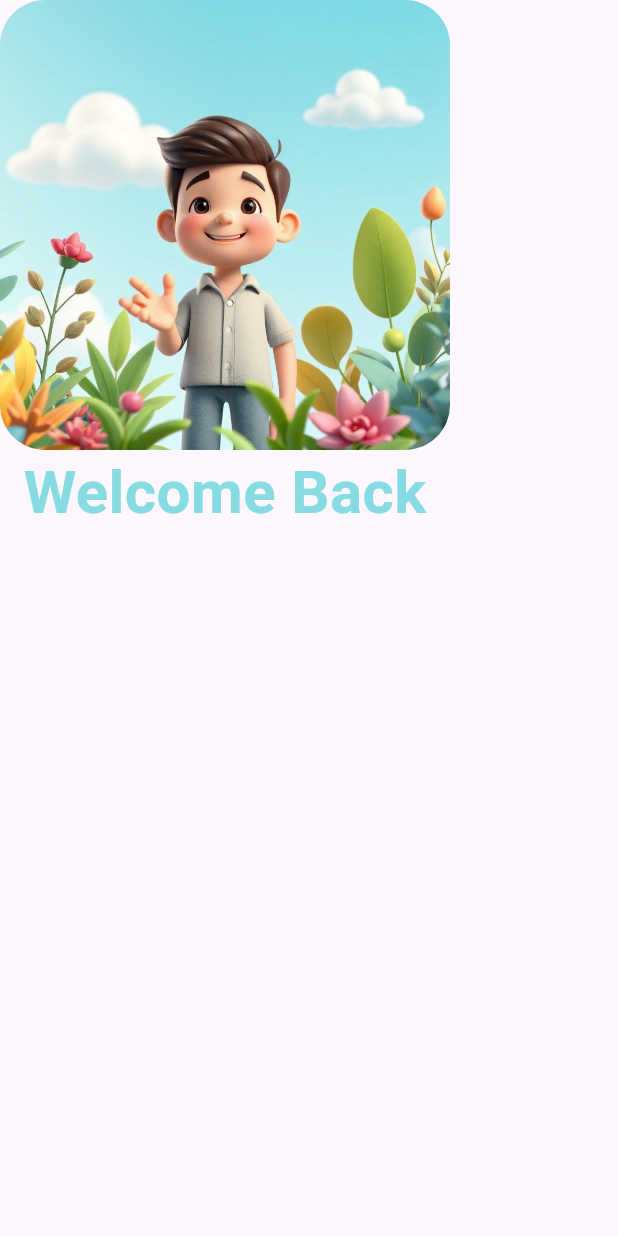
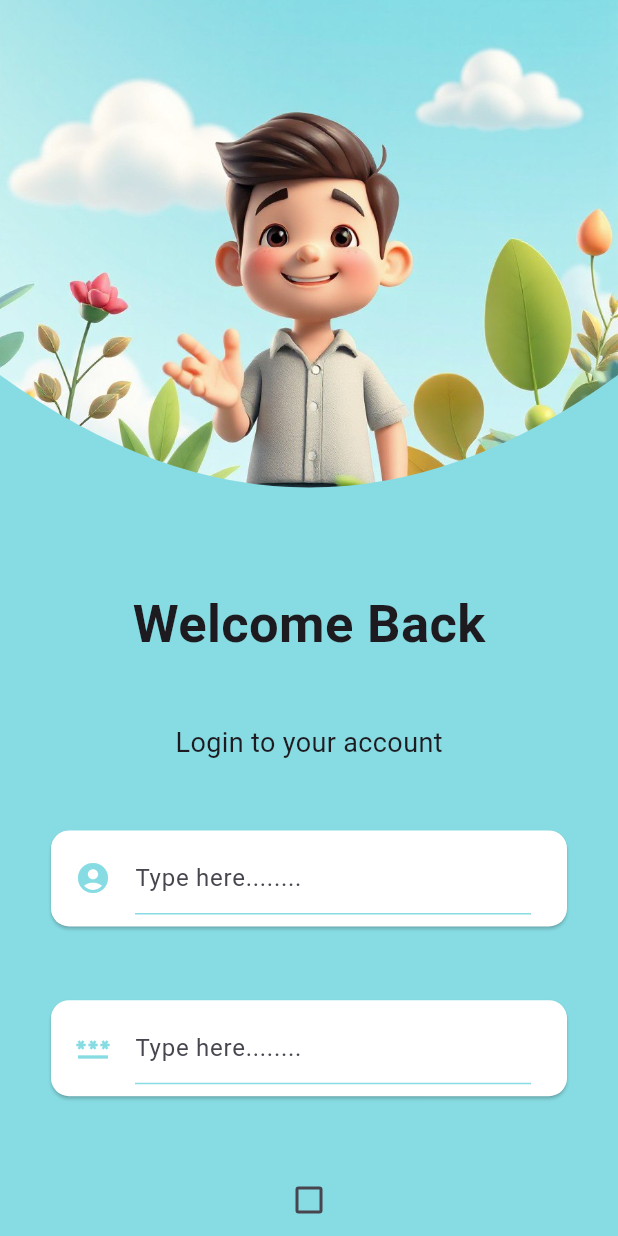
Before and after one commit to DG1923/To-Do-List, a Flutter app: the screen it shows after launch, on a phone screen of 412 x 824 dp. Run offline on Flutter 3.47's test engine with Material 3 defaults, Android fonts, the phone set to English and light mode, and no system bars; our stand-ins replace flutter_slidable.

Commit message:
update UI login

```diff
--- a/lib/constants.dart
+++ b/lib/constants.dart
@@ -1,11 +1,18 @@
+import 'package:flutter/cupertino.dart';
 import 'package:flutter/material.dart';
-const kTextLarge = TextStyle(
+import 'package:flutter/painting.dart';
+const kTextStyle = TextStyle(
   fontFamily:"Roboto",
-  fontSize: 40,
-  fontWeight: FontWeight.bold,
-  color: kPrimaryColor,
 );
 const kPrimaryColor = Color(0xFF87dce3);
-const kTextField = TextField(
-
+const kTextFieldDecoration = InputDecoration(
+  hintText: "Type here........",
+  contentPadding: EdgeInsets.symmetric(vertical: 0,horizontal: 0),
+  border: UnderlineInputBorder(),
+  enabledBorder: UnderlineInputBorder(
+    borderSide:BorderSide(color: kPrimaryColor),
+  ),
+  focusedBorder: UnderlineInputBorder(
+    borderSide: BorderSide(color: kPrimaryColor),
+  )
 );
--- a/lib/screen/loginUI.dart
+++ b/lib/screen/loginUI.dart
@@ -1,5 +1,6 @@
 import 'package:flutter/material.dart';
 import 'package:to_do_list/constants.dart';
+
 class LoginScreen extends StatefulWidget {
   const LoginScreen({super.key});
 
@@ -11,21 +12,95 @@ class _LoginScreenState extends State<LoginScreen> {
   @override
   Widget build(BuildContext context) {
     return Scaffold(
-      body: Column(children: [
-        ClipRRect(
-          borderRadius: BorderRadius.circular(30),
-          child: Image.asset(
-            'assets/image/login3.jpg',
-            height: 300,
-            width: 300,
+      backgroundColor: kPrimaryColor,
+      body: Column(
+        mainAxisAlignment: MainAxisAlignment.spaceBetween,
+          children: [
+        SizedBox(
+          height: 350,
+          width: double.infinity,
+          child: ClipPath(
+            clipper: CustomClip(),
+            child: Image.asset(
+              'assets/image/login3.jpg',
+              fit: BoxFit.fitWidth,
+            ),
           ),
         ),
         Text(
           "Welcome Back",
-          style: kTextLarge,
+          style: kTextStyle.copyWith(
+            fontSize: 35,
+            fontWeight: FontWeight.bold,
+          ),
         ),
+        Text(
+          "Login to your account",
+          style: kTextStyle.copyWith(
+            fontSize: 18,
+          ),
 
+        ),
+        Padding(
+          padding: EdgeInsets.symmetric(vertical: 0, horizontal: 30),
+          child: Card(
+            color: Colors.white,
+            child: ListTile(
+              leading: Icon(
+                Icons.account_circle,
+                color: kPrimaryColor,
+              ),
+              title: TextField(
+                decoration: kTextFieldDecoration,
+              ),
+            ),
+          ),
+        ),
+        Padding(
+          padding: EdgeInsets.symmetric(vertical: 0, horizontal: 30),
+          child: Card(
+            color: Colors.white,
+            child: ListTile(
+              leading: Icon(
+                Icons.password,
+                color: kPrimaryColor,
+              ),
+              title: TextField(
+                obscureText: true,
+                decoration: kTextFieldDecoration,
+              ),
+            ),
+          ),
+        ),
+        Checkbox(value: false, onChanged: (value) {})
       ]),
     );
   }
 }
+
+class CustomClip extends CustomClipper<Path> {
+  @override
+  Path getClip(Size size) {
+    // TODO: implement getClip
+    double h = size.height;
+    double w = size.width;
+    Path path = Path();
+    // path.lineTo(0, h);
+    // path.lineTo(w,h);
+    // path.lineTo(w,0);
+    // path.close();
+    // path.quadraticBezierTo(x1, y1, x2, y2)
+    path.lineTo(0, h - 100); // Bắt đầu từ góc dưới bên trái
+    path.quadraticBezierTo(w / 2, h + 50, w,
+        h - 100); //Đường cong với x1y1 = (w/2,h+50) với x2y2 = w,h-100
+    path.lineTo(w, 0); // Nối đến góc trên bên phải
+    path.close();
+    return path;
+  }
+
+  @override
+  bool shouldReclip(covariant CustomClipper<Path> oldClipper) {
+    // TODO: implement shouldReclip
+    return false;
+  }
+}
```
